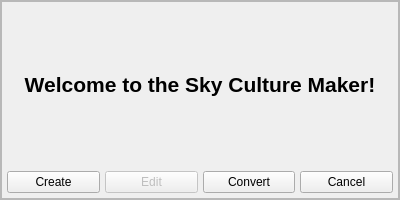
Stellarium/stellarium, file plugins/SkyCultureMaker/src/gui/scmStartDialog.ui: the form before one commit.
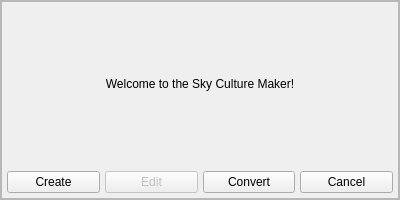
The form after the commit. Custom widgets are drawn as their Qt base class.

Commit message: remove font information from ui files

What changed in the file:
```diff
--- a/plugins/SkyCultureMaker/src/gui/scmStartDialog.ui
+++ b/plugins/SkyCultureMaker/src/gui/scmStartDialog.ui
@@ -96,15 +96,7 @@
          <item row="0" column="0">
           <layout class="QVBoxLayout" name="verticalLayout">
            <item>
-            <widget class="QLabel" name="label">
-             <property name="font">
-              <font>
-               <pointsize>16</pointsize>
-               <weight>75</weight>
-               <bold>true</bold>
-               <strikeout>false</strikeout>
-              </font>
-             </property>
+            <widget class="QLabel" name="welcomeLabel">
              <property name="text">
               <string>Welcome to the Sky Culture Maker!</string>
              </property>
```
The commit also changes 10 other files.
